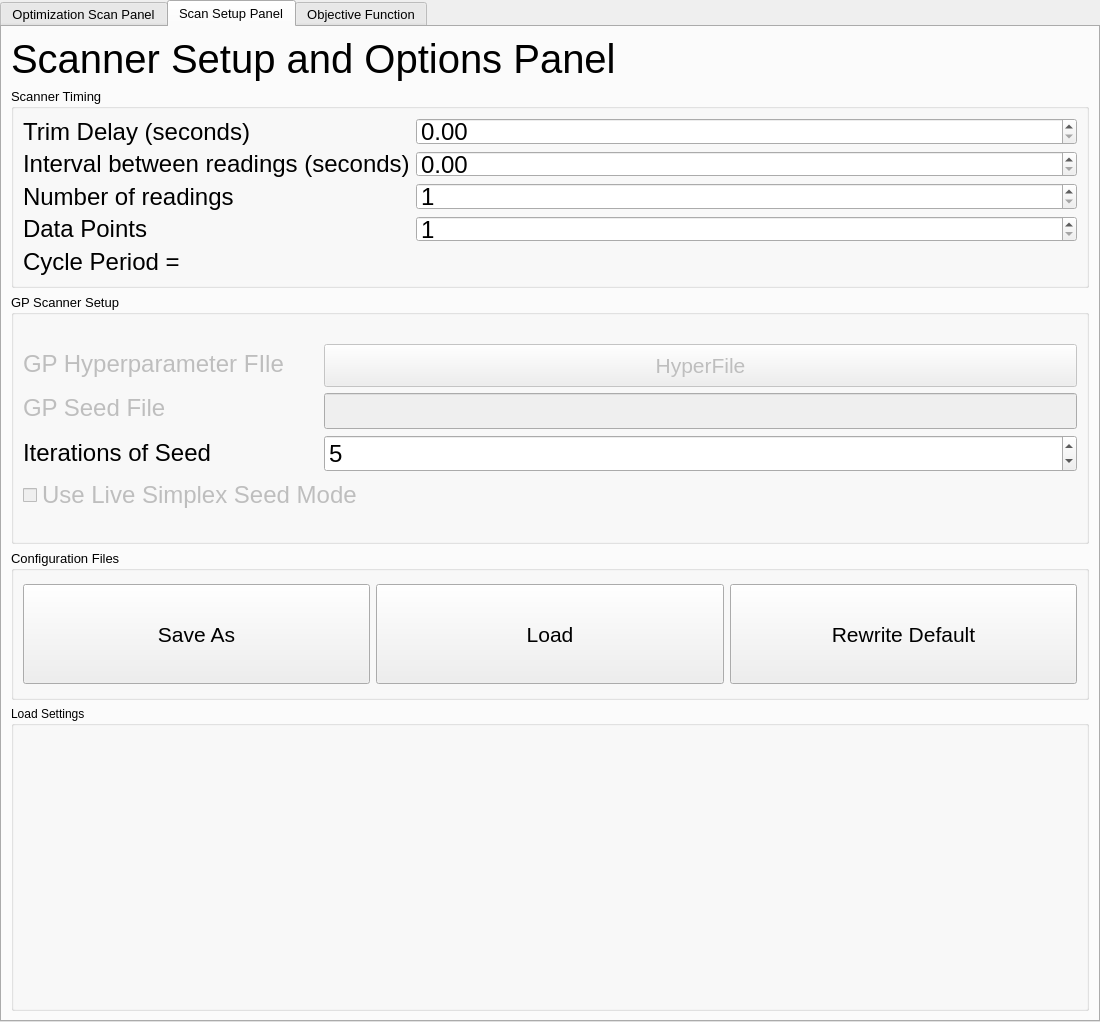
Qt form UIOcelotInterface_gen.ui (ocelot-collab/optimizer) before a commit.
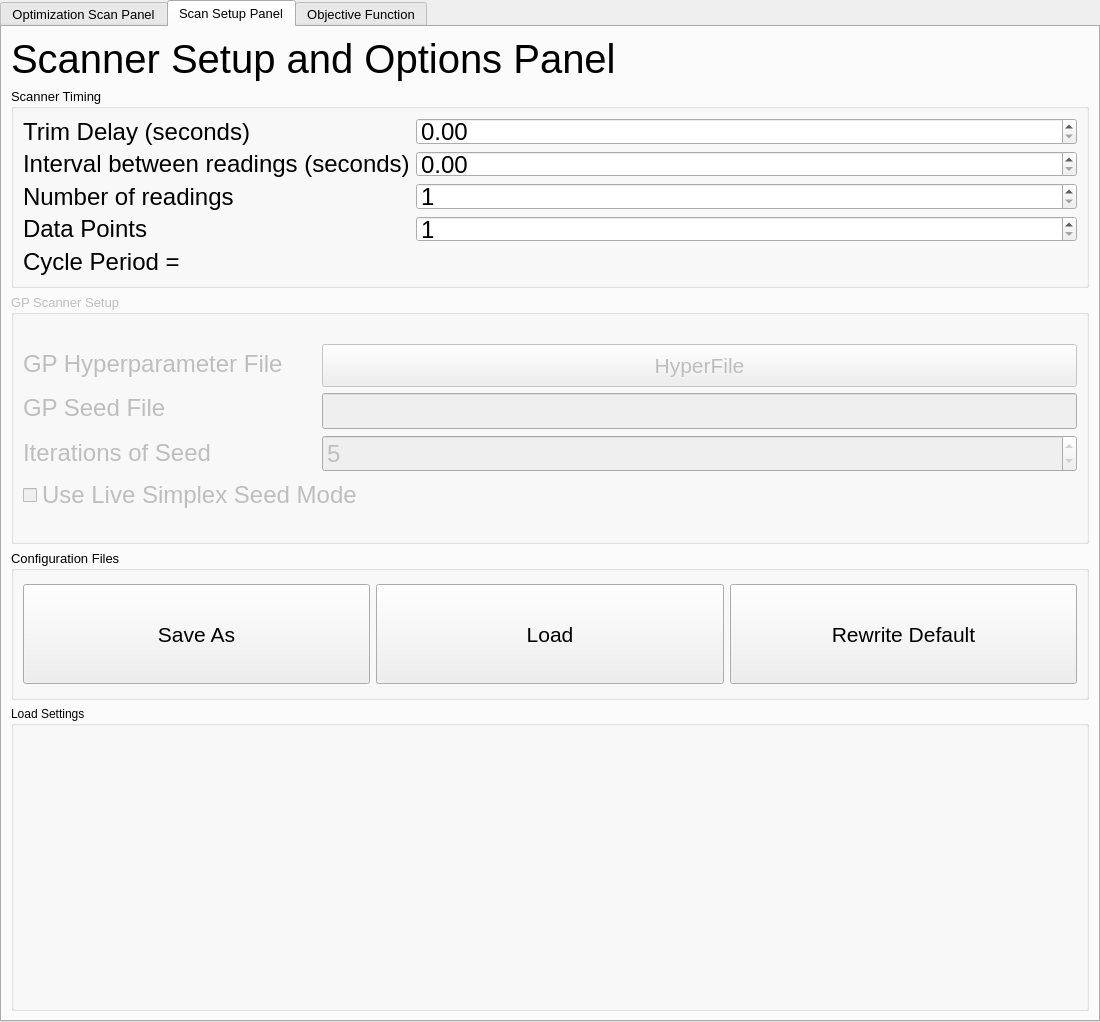
The same form after that commit. The open tabs and pages were chosen to show the change. Custom widgets are drawn as their Qt base class.

```diff
--- a/UIOcelotInterface_gen.ui
+++ b/UIOcelotInterface_gen.ui
@@ -504,7 +504,7 @@
        <item>
         <widget class="QGroupBox" name="groupBox_2">
          <property name="enabled">
-          <bool>true</bool>
+          <bool>false</bool>
          </property>
          <property name="maximumSize">
           <size>
@@ -537,7 +537,7 @@
                  </font>
                 </property>
                 <property name="text">
-                 <string>GP Hyperparameter FIle     </string>
+                 <string>GP Hyperparameter File     </string>
                 </property>
                </widget>
               </item>
```
Left out of the diff: 6 changed lines with no effect on the pictures.
